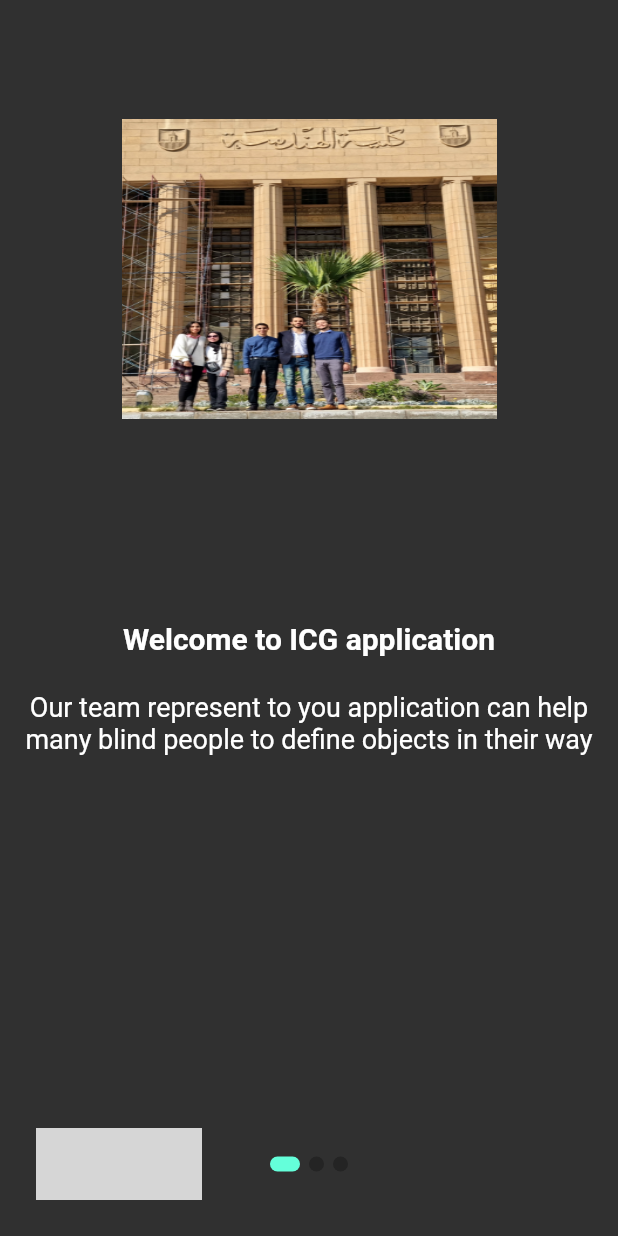
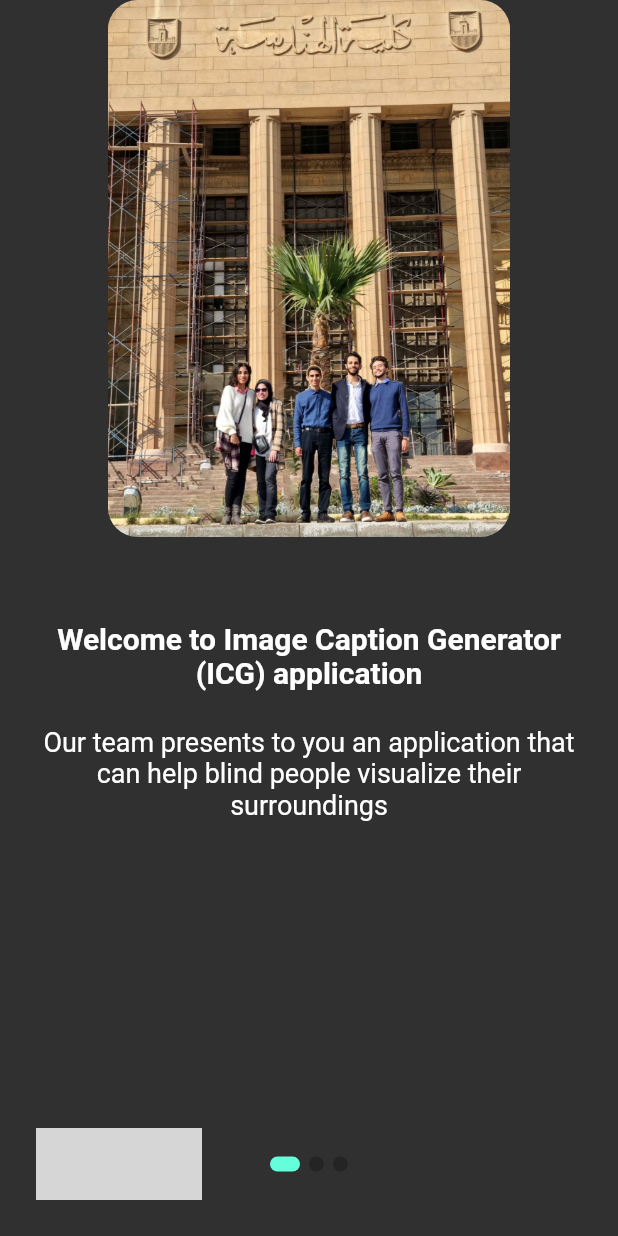
Before and after one commit to ahmad-marouf/image-captioning, a Flutter app: the screen it shows after launch, after a tap on the "menu" icon, after a tap on "App guide", on a phone screen of 412 x 824 dp. Run offline on Flutter 3.47's test engine with Material 2 defaults, Android fonts, the light colour scheme and no system bars; drawn by our look-alikes of introduction_screen; our stand-ins replace after_layout, camera, connectivity_plus, flutter_easyloading, flutter_tts, image_cropper and 5 more; missing offline and left inert: android_flutter_wifi, flutter_glow, gesture_zoom_box, gps_connectivity, network_info_plus, open_settings and 2 more; network calls fail; grey boxes are pictures that could not be loaded.

Commit message:
Fixing ESP stream orientation

```diff
--- a/image_captioning/lib/external_connection/wifi_stream.dart
+++ b/image_captioning/lib/external_connection/wifi_stream.dart
@@ -3,6 +3,7 @@ import 'package:flutter/rendering.dart';
 
 import 'dart:ui' as ui;
 import 'dart:async';
+import 'dart:math';
 
 import 'package:gesture_zoom_box/gesture_zoom_box.dart';
 import 'package:image_captioning/components/shared_components.dart';
@@ -104,6 +105,8 @@ class WifiStreamState extends State<WifiStream> {
                     height: 270,
                     child: Padding(
                       padding: const EdgeInsets.all(5.0),
+                      child: Transform.rotate(
+                        angle: -pi/2,
                         child: CustomPaint(
                           foregroundPainter: BorderPainter(
                               Colors.white,
@@ -118,6 +121,7 @@ class WifiStreamState extends State<WifiStream> {
                                 gaplessPlayback: true,
                                 width: newVideoSizeWidth,
                                 height: newVideoSizeHeight,
+                              ),
                             ),
                           ),
                         ),
@@ -165,7 +169,7 @@ class WifiStreamState extends State<WifiStream> {
 
     if (mounted) {
       Navigator.of(context)
-        .push(SlideAnimation(beginX: 1, page: CaptionGenerator(imageBytes: pngBytes)));
+          .push(SlideAnimation(beginX: 1, page: CaptionGenerator(imageBytes: pngBytes, rotateImage: true)));
     }
 
   }
--- a/image_captioning/lib/pages/IntroScreen.dart
+++ b/image_captioning/lib/pages/IntroScreen.dart
@@ -14,28 +14,33 @@ class IntroScreen extends StatefulWidget {
 class _IntroScreenState extends State<IntroScreen> {
   List<PageViewModel> listPagesViewModel = [
     PageViewModel(
-      title: "Welcome to ICG application",
-      body: "Our team represent to you application can help many blind people to define objects in their way",
-      image: const Center(
-        child: Image(image: AssetImage("assets/image/Team.jpg"),
+      title: "Welcome to Image Caption Generator (ICG) application",
+      body: "Our team presents to you an application that can help blind people visualize their surroundings",
+      image: Center(
+        child: ClipRRect(
+          borderRadius: BorderRadius.circular(20),
+          child: const Image(image: AssetImage("assets/image/Team.jpg"),
             fit: BoxFit.fill,
-        width: 250,
-        height: 200,)
+          ),
+        ),
       ),
     ),
     PageViewModel(
-      title: "Methods of image caption in our App",
-      body: "1. Image caption using camera of glasses.\n"
-          "2. Image caption using camera of mobile phone.\n"
-          "3. Image caption using the gallery of mobile phone.",
-      image: const Center(
-        child: Image(image: AssetImage("assets/image/methods definition.jpg"),
+      title: "Methods for getting input image for captioning",
+      body: "1. Get input image from camera embedded in glasses.\n"
+          "2. Get input image from phone's camera.\n"
+          "3. Get input image from phone's gallery.",
+      image: Center(
+        child: ClipRRect(
+          borderRadius: BorderRadius.circular(20),
+          child: const Image(image: AssetImage("assets/image/methods definition.jpg"),
             fit: BoxFit.fill,
-        width: 300,),
+          ),
+        ),
       ),
     ),
     PageViewModel(
-      title: "That's all, hope you find app is useful, Enjoy!",
+        title: "That's all, hope you find the app useful, Enjoy!",
         body: "",
         image: const Center(
           child: Icon(Icons.waving_hand, size: 100),
--- a/image_captioning/lib/pages/gallery/gallery_screen.dart
+++ b/image_captioning/lib/pages/gallery/gallery_screen.dart
@@ -16,8 +16,9 @@ class GalleryScreen extends StatefulWidget{
 }
 
 class GalleryScreenState extends State<GalleryScreen>{
-  Image ? image;
-  Image ? pickedImage;
+  File? image;
+  // Image ? image;
+  // Image ? pickedImage;
 
   Future pickImage()async{
     try {
@@ -36,16 +37,16 @@ class GalleryScreenState extends State<GalleryScreen>{
         ));
       }
 
-      // setState(() {
-        // final tempImage = File(image.path);
-        // this.image = tempImage;
-      // });
+      setState(() {
+        final tempImage = File(image.path);
+        this.image = tempImage;
+      });
     } on PlatformException catch (e) {
       print("Failed to pick an image: $e");
     }
-    setState(() {
-      pickedImage = image;
-    });
+    // setState(() {
+    //   pickedImage = image;
+    // });
     }
 
 
```
Also changed, not shown: image_captioning/lib/model/encoder.dart (+6 -3 lines), image_captioning/lib/pages/preview_page.dart (+12 -3 lines), image_captioning/assets/image/Team.jpg. Lines whose indentation alone changed are shown as unchanged.
